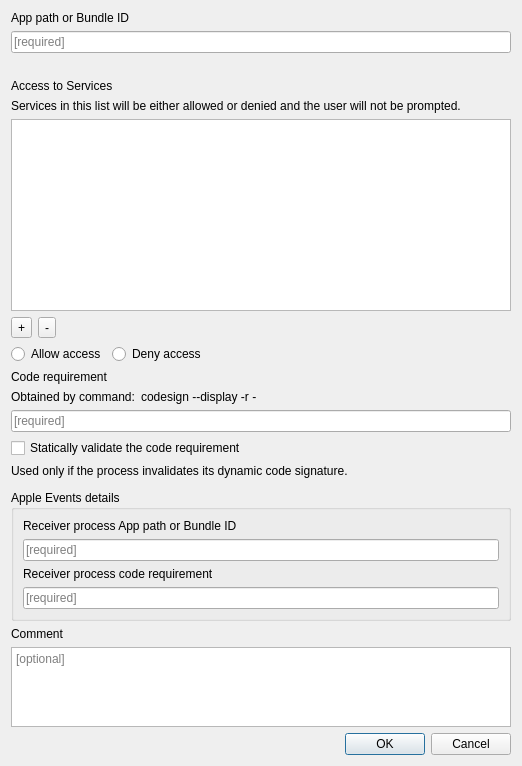
The window that FWAdminLib/Configurator/PrivacyControlForm.ui (fw-dev/translations) describes before a commit, drawn with Qt 5.
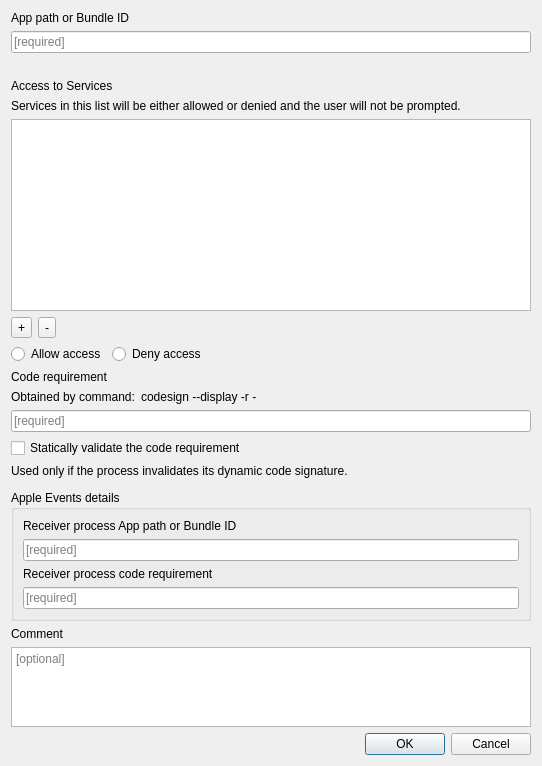
The same window after the commit. Custom widgets are drawn as their Qt base class.

```diff
--- a/FWAdminLib/Configurator/PrivacyControlForm.ui
+++ b/FWAdminLib/Configurator/PrivacyControlForm.ui
@@ -68,7 +68,7 @@
      </property>
      <property name="minimumSize">
       <size>
-       <width>500</width>
+       <width>520</width>
        <height>0</height>
       </size>
      </property>
```
